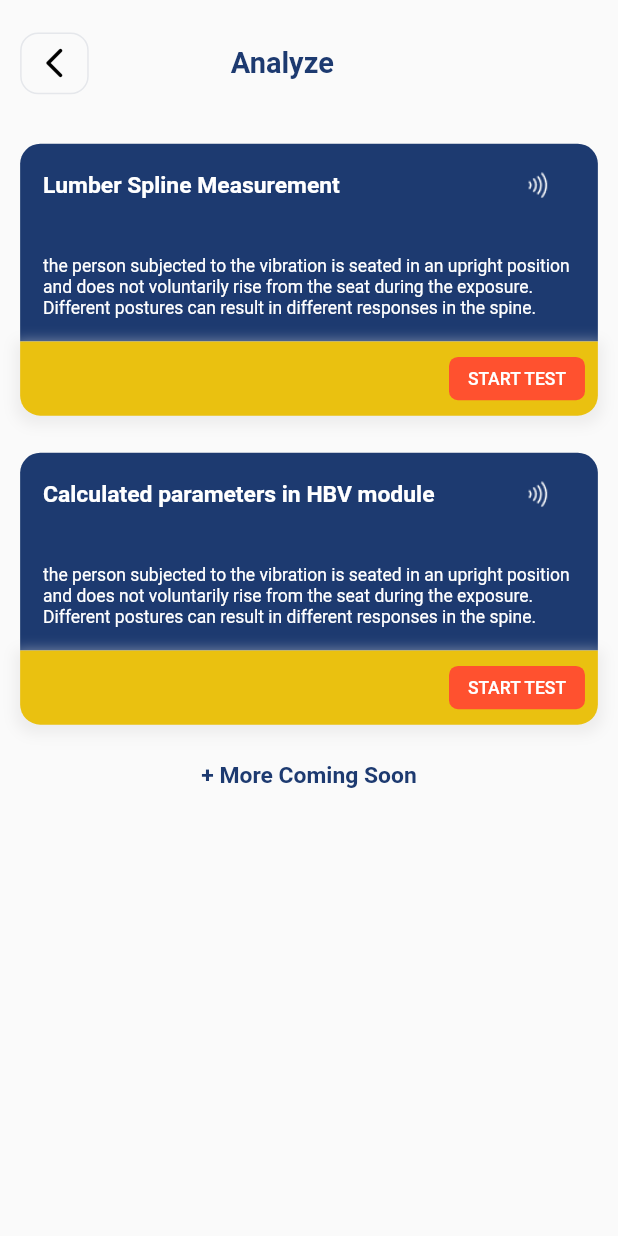
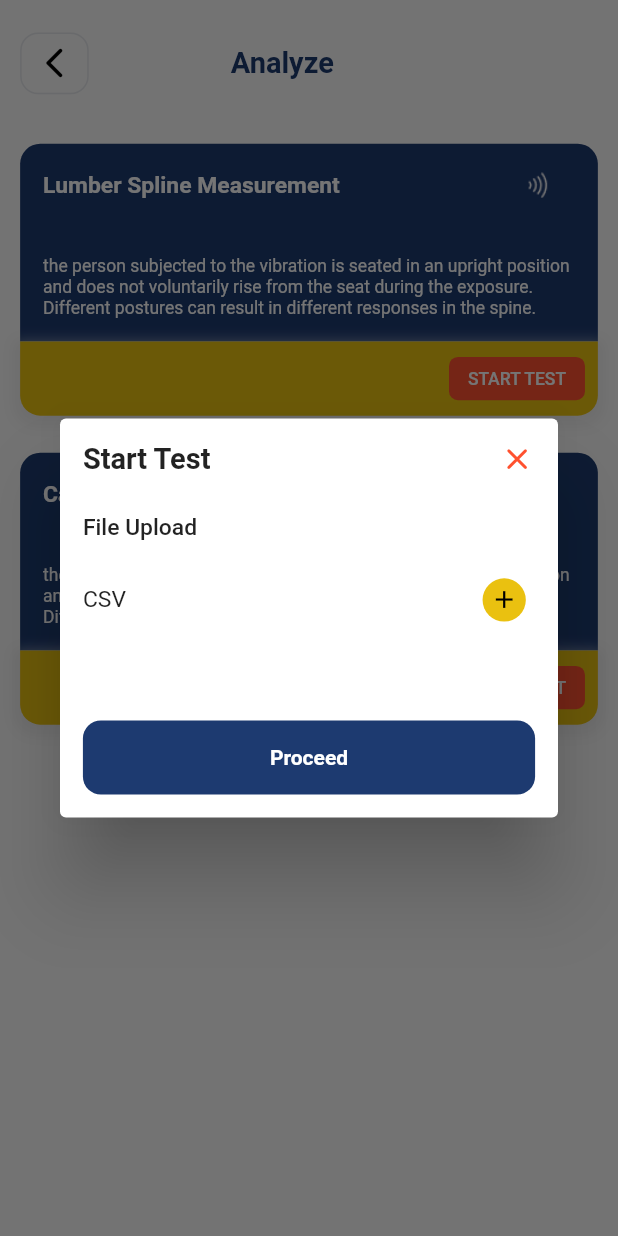
Before and after one commit to anshd258/Lumber-Spine-app-and-web, a Flutter app: the AnalyzeScreen screen opened by its route, after a tap on "START TEST", on a phone screen of 412 x 824 dp. Run offline on Flutter 3.47's test engine with Material 2 defaults, Android fonts, the light colour scheme and no system bars; our stand-ins replace carousel_slider, file_picker, font_awesome_flutter, google_fonts, pinput, responsive_sizer; missing offline and left inert: email_otp.

Commit message:
analyze page

```diff
--- a/lib/Middleware/constants/colors.dart
+++ b/lib/Middleware/constants/colors.dart
@@ -10,3 +10,4 @@ Color lighterGrey = const Color(0xffE5E7EB);
 Color black = Colors.black;
 Color yellow = const Color.fromARGB(255, 234, 193, 16);
 Color red = const Color.fromARGB(255, 255, 81, 47);
+Color transBlack = const Color.fromARGB(120, 0, 0, 0);
--- a/lib/Middleware/helper/routes/routes.dart
+++ b/lib/Middleware/helper/routes/routes.dart
@@ -1,3 +1,4 @@
+import 'package:data_hub/UI/screens/R_factor_screen.dart';
 import 'package:data_hub/UI/screens/about_screen.dart';
 import 'package:data_hub/UI/screens/analyze_screen.dart';
 import 'package:data_hub/UI/screens/home_screen.dart';
@@ -10,7 +11,7 @@ import '../../../UI/screens/country_screen.dart';
 import '../../../UI/screens/signin_screen.dart';
 
 var routes = <String, WidgetBuilder>{
-  '/': (context) => HomeScreen(),
+  '/': (context) => AnalyzeScreen(),
   '/signup_screen': (context) => const SignUpScreen(),
   '/signin_screen': (context) => SignInScreen(),
   // '/otp_screen': (context) => OTPScreen(),
@@ -19,5 +20,6 @@ var routes = <String, WidgetBuilder>{
   '/registration_completed_screen': (context) =>
       const RegistrationCompletedScreen(),
   '/home_screen': (context) => const HomeScreen(),
-  '/analyze_screen': (context) => AnalyzeScreen(),
+  '/analyze_screen': (context) => const AnalyzeScreen(),
+  '/R_factor_screen': (context) => RFactorScreen(),
 };
--- a/lib/UI/screens/analyze_screen.dart
+++ b/lib/UI/screens/analyze_screen.dart
@@ -1,15 +1,118 @@
 import 'package:data_hub/UI/widgets/back_button.dart';
+import 'package:data_hub/UI/widgets/blue_button.dart';
+import 'package:file_picker/file_picker.dart';
 import 'package:flutter/material.dart';
 import 'package:google_fonts/google_fonts.dart';
 import 'package:responsive_sizer/responsive_sizer.dart';
 
 import '../../Middleware/constants/colors.dart';
 
-class AnalyzeScreen extends StatelessWidget {
-  AnalyzeScreen({super.key});
+class AnalyzeScreen extends StatefulWidget {
+  const AnalyzeScreen({super.key});
 
-  String desc =
+  @override
+  State<AnalyzeScreen> createState() => _AnalyzeScreenState();
+}
+
+class _AnalyzeScreenState extends State<AnalyzeScreen> {
+  final String desc =
       'the person subjected to the vibration is seated in an upright position and does not voluntarily rise from the seat during the exposure. Different postures can result in different responses in the spine.';
+
+  String finalFilePath = '';
+
+  Future<void> _handleFileUpload() async {
+    FilePickerResult? result = await FilePicker.platform
+        .pickFiles(type: FileType.custom, allowedExtensions: ['csv']);
+
+    if (result != null) {
+      String? filePath = result.files.single.path;
+      if (filePath != null) {
+        setState(() {
+          finalFilePath = filePath;
+          print('::::::::::::::::::::');
+          print(finalFilePath);
+        });
+      }
+    }
+  }
+
+  void showUploadDialog(BuildContext context) {
+    showDialog(
+      context: context,
+      builder: (BuildContext context) {
+        return Dialog(
+          child: Padding(
+            padding: EdgeInsets.all(16.sp),
+            child: Column(
+              mainAxisSize: MainAxisSize.min,
+              mainAxisAlignment: MainAxisAlignment.start,
+              crossAxisAlignment: CrossAxisAlignment.start,
+              children: [
+                Row(
+                  children: [
+                    Text(
+                      "Start Test",
+                      style: GoogleFonts.roboto(
+                        fontWeight: FontWeight.bold,
+                        fontSize: 18.sp,
+                      ),
+                    ),
+                    const Spacer(),
+                    InkWell(
+                      onTap: () {
+                        Navigator.pop(context);
+                      },
+                      child: Icon(
+                        Icons.close_rounded,
+                        size: 20.sp,
+                        color: red,
+                      ),
+                    )
+                  ],
+                ),
+                SizedBox(height: 3.h),
+                Text(
+                  "File Upload",
+                  style: GoogleFonts.roboto(
+                      fontSize: 16.sp, fontWeight: FontWeight.w500),
+                ),
+                SizedBox(height: 3.h),
+                Row(
+                  mainAxisAlignment: MainAxisAlignment.spaceBetween,
+                  children: [
+                    Text(
+                      "CSV",
+                      style: GoogleFonts.roboto(fontSize: 16.sp),
+                    ),
+                    InkWell(
+                      onTap: () {
+                        _handleFileUpload();
+                      },
+                      child: Container(
+                        height: 3.5.h,
+                        width: 10.w,
+                        decoration: BoxDecoration(
+                          color: yellow,
+                          shape: BoxShape.circle,
+                        ),
+                        child: Icon(Icons.add, size: 18.sp, color: black),
+                      ),
+                    ),
+                  ],
+                ),
+                SizedBox(height: 8.h),
+                BlueButton(
+                    text: 'Proceed',
+                    onTap: () {
+                      Navigator.pushNamed(context, '/R_factor_screen');
+                    })
+              ],
+            ),
+          ),
+        );
+      },
+    );
+  }
 
   @override
   Widget build(BuildContext context) {
@@ -44,12 +147,16 @@ class AnalyzeScreen extends StatelessWidget {
               MyCard(
                 title: 'Lumber Spline Measurement',
                 desc: desc,
-                onTap: () {},
+                onTap: () {
+                  showUploadDialog(context);
+                },
               ),
               MyCard(
                 title: 'Calculated parameters in HBV module',
                 desc: desc,
-                onTap: () {},
+                onTap: () {
+                  showUploadDialog(context);
+                },
               ),
               Text(
                 '+ More Coming Soon',
--- a/pubspec.yaml
+++ b/pubspec.yaml
@@ -44,6 +44,7 @@ dependencies:
   carousel_slider: ^4.2.1
   intl: ^0.18.1
   font_awesome_flutter: ^10.5.0
+  file_picker: ^5.3.4
 
 dev_dependencies:
   flutter_test:
@@ -75,6 +76,7 @@ flutter:
     - assets/about_page/
     - assets/reg_complete/
     - assets/home_page/
+    - assets/analyze/
 
   # An image asset can refer to one or more resolution-specific "variants", see
   # https://flutter.dev/assets-and-images/#resolution-aware
```
Also changed, not shown: lib/UI/screens/R_factor_screen.dart (added, +140 -0 lines), assets/analyze/completedBar.png (added), pubspec.lock, 1 other file.
